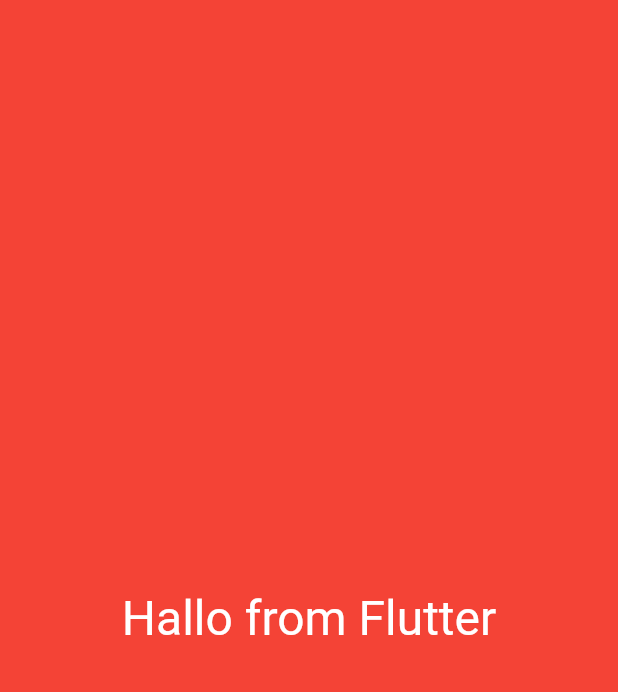
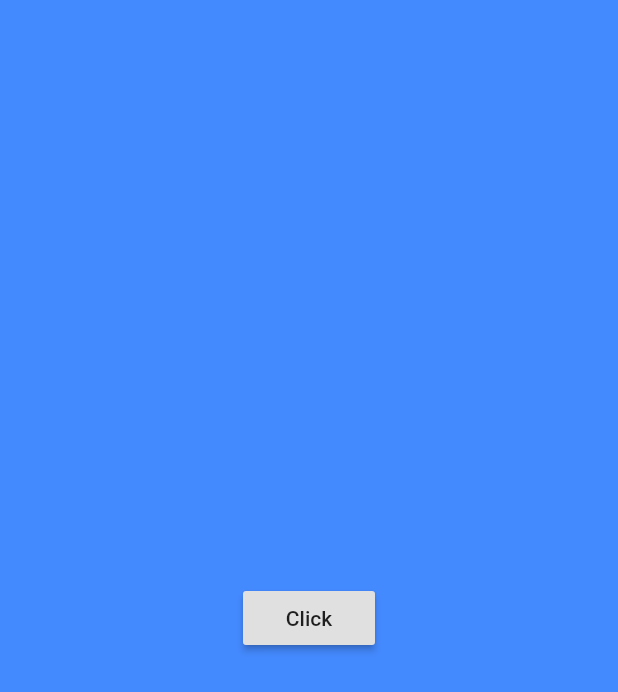
Before and after one commit to kongaman/flutter-beginnersCourse, a Flutter app: the screen it shows after launch, on a phone screen of 412 x 824 dp. Shown: the top 692 px of the screen. Run offline on Flutter 3.47's test engine with Material 2 defaults, Android fonts, the phone set to English and light mode, and no system bars.

```diff
--- a/lib/main.dart
+++ b/lib/main.dart
@@ -1,20 +1,45 @@
 import 'package:flutter/material.dart';
 
-void main(){
-  runApp(
-      MyStatelessWidget()
+void main() => runApp(
+      MaterialApp(
+        home: MyStatefulWidget(),
+      )
   );
+
+class MyStatefulWidget extends StatefulWidget {
+  @override
+  _MyStatefulWidgetState createState() => _MyStatefulWidgetState();
 }
 
-class MyStatelessWidget extends StatelessWidget {
-
+class _MyStatefulWidgetState extends State<MyStatefulWidget> {
   @override
   Widget build(BuildContext context) {
-
-    return Container(color: Colors.red,
-        child: Center(
-            child: Text("Hallo from Flutter", textDirection: TextDirection.ltr, style: TextStyle(fontSize: 32.0, color: Colors.white))
-        )
+    return Container(
+      color: Colors.blueAccent,
+      child: Center(
+        child: RaisedButton(
+          child: Text(
+            "Click",
+            textDirection: TextDirection.ltr,
+          ),
+          onPressed: () {
+            print("Hi from statefullWidget");
+          },
+        ),
+      ),
     );
   }
 }
+
+//class MyStatelessWidget extends StatelessWidget {
+//
+//  @override
+//  Widget build(BuildContext context) {
+//
+//    return Container(color: Colors.red,
+//        child: Center(
+//            child: Text("Hallo from Flutter", textDirection: TextDirection.ltr, style: TextStyle(fontSize: 32.0, color: Colors.white))
+//        )
+//    );
+//  }
+//}
```
